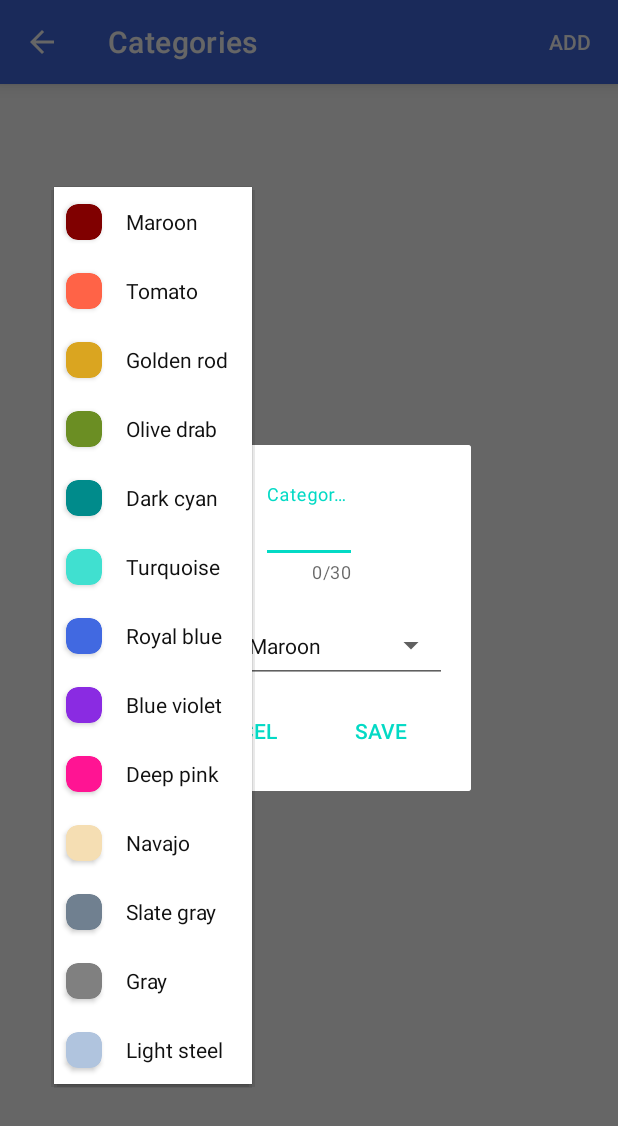
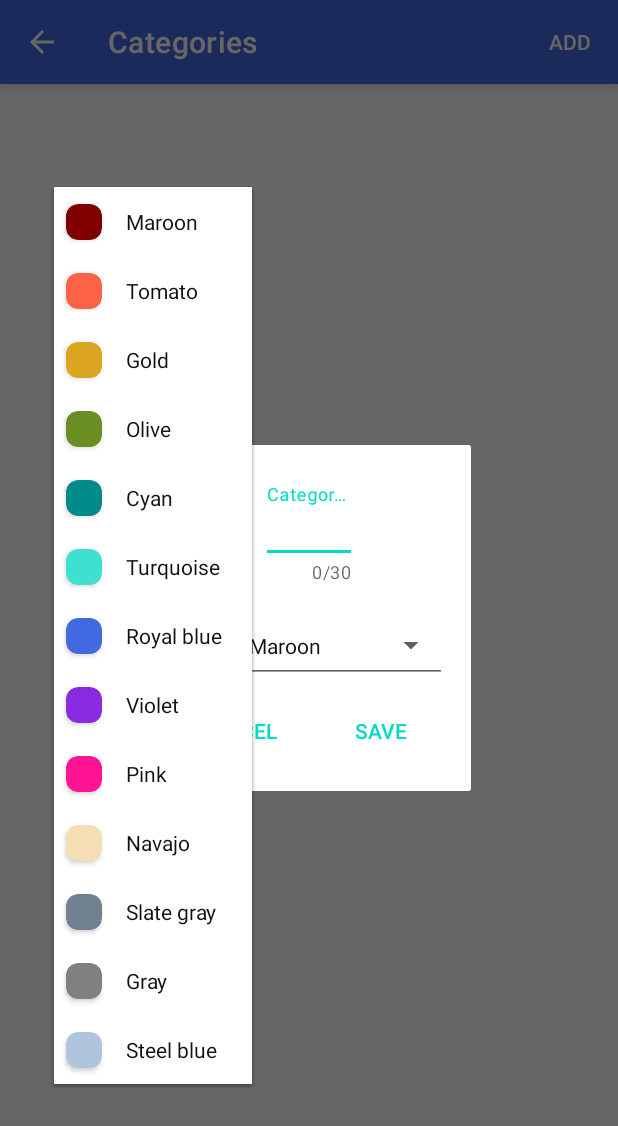
Before and after one commit to Gunock/lyric-cast-android-client, an Android app: the fragment EditCategoryDialogFragment placed in its activity, after a tap on "Maroon", on a phone screen of 412 x 824 dp. Shown: the top 1126 px of the screen. Run offline under Robolectric (Android 15) with nearby library versions, the phone set to English and light mode, and no system bars; our stand-ins replace Room's generated code.

Commit message:
Localized preference and category color entry names

```diff
--- a/app/src/main/res/values/arrays.xml
+++ b/app/src/main/res/values/arrays.xml
@@ -1,15 +1,15 @@
 <!--
-  ~ Created by Tomasz Kiljanczyk on 4/9/21 5:36 PM
+  ~ Created by Tomasz Kiljanczyk on 4/9/21 10:50 PM
   ~ Copyright (c) 2021 . All rights reserved.
-  ~ Last modified 4/9/21 3:18 PM
+  ~ Last modified 4/9/21 10:44 PM
   -->
 
 <resources>
     <!-- Theme Preference -->
     <string-array name="theme_entries">
-        <item>Light</item>
-        <item>Dark</item>
-        <item>System default</item>
+        <item>@string/preference_theme_light</item>
+        <item>@string/preference_theme_dark</item>
+        <item>@string/preference_theme_system</item>
     </string-array>
     <string-array name="theme_values">
         <item>1</item>
@@ -19,11 +19,11 @@
 
     <!-- Color Preference -->
     <string-array name="color_entries">
-        <item>Black</item>
-        <item>White</item>
-        <item>Blue</item>
-        <item>Red</item>
-        <item>Deep Pink</item>
+        <item>@string/preference_color_black</item>
+        <item>@string/preference_color_white</item>
+        <item>@string/preference_color_blue</item>
+        <item>@string/preference_color_red</item>
+        <item>@string/preference_color_pink</item>
     </string-array>
     <string-array name="color_values">
         <item>Black</item>
@@ -41,19 +41,19 @@
 
     <!-- Category colors -->
     <string-array name="category_color_names">
-        <item>Maroon</item>
-        <item>Tomato</item>
-        <item>Golden rod</item>
-        <item>Olive drab</item>
-        <item>Dark cyan</item>
-        <item>Turquoise</item>
-        <item>Royal blue</item>
-        <item>Blue violet</item>
-        <item>Deep pink</item>
-        <item>Navajo white</item>
-        <item>Slate gray</item>
-        <item>Gray</item>
-        <item>Light steel blue</item>
+        <item>@string/category_color_maroon</item>
+        <item>@string/category_color_tomato</item>
+        <item>@string/category_color_golden</item>
+        <item>@string/category_color_olive</item>
+        <item>@string/category_color_cyan</item>
+        <item>@string/category_color_turquoise</item>
+        <item>@string/category_color_royal_blue</item>
+        <item>@string/category_color_violet</item>
+        <item>@string/category_color_pink</item>
+        <item>@string/category_color_navajo_white</item>
+        <item>@string/category_color_slate_gray</item>
+        <item>@string/category_color_gray</item>
+        <item>@string/category_color_steel_blue</item>
     </string-array>
     <string-array name="category_color_values">
         <item>@color/maroon</item>
--- a/app/src/main/res/values/strings.xml
+++ b/app/src/main/res/values/strings.xml
@@ -1,7 +1,7 @@
 <!--
-  ~ Created by Tomasz Kiljanczyk on 4/9/21 10:31 PM
+  ~ Created by Tomasz Kiljanczyk on 4/9/21 10:50 PM
   ~ Copyright (c) 2021 . All rights reserved.
-  ~ Last modified 4/9/21 10:28 PM
+  ~ Last modified 4/9/21 10:46 PM
   -->
 
 <resources>
@@ -103,7 +103,20 @@
     <string name="song_editor_enter_title">Please enter song title</string>
     <string name="song_editor_title_already_used">Song title already in use</string>
 
-    <!-- Other -->
+    <!-- Category -->
+    <string name="category_color_maroon">Maroon</string>
+    <string name="category_color_tomato">Tomato</string>
+    <string name="category_color_golden">Gold</string>
+    <string name="category_color_olive">Olive</string>
+    <string name="category_color_cyan">Cyan</string>
+    <string name="category_color_turquoise">Turquoise</string>
+    <string name="category_color_royal_blue">Royal blue</string>
+    <string name="category_color_violet">Violet</string>
+    <string name="category_color_pink">Pink</string>
+    <string name="category_color_navajo_white">Navajo white</string>
+    <string name="category_color_slate_gray">Slate gray</string>
+    <string name="category_color_gray">Gray</string>
+    <string name="category_color_steel_blue">Steel blue</string>
     <string name="category_all">ALL</string>
     <string name="category_none">NONE</string>
 </resources>
```
Also changed, not shown: app/src/main/res/values/strings_preferences.xml (+15 -2 lines), 2 other files.
